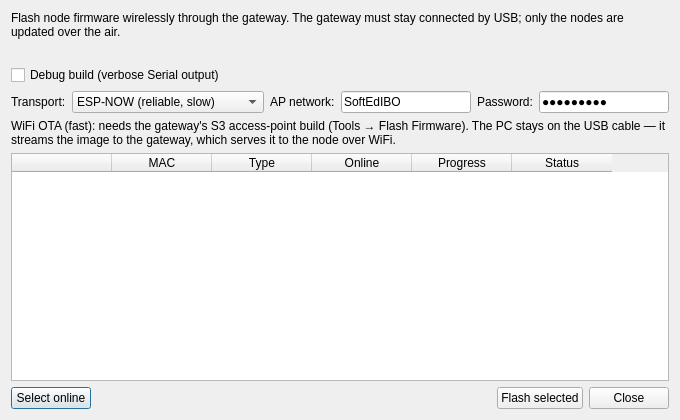
Before: the Qt Designer form src/gui/ui/ota_update_dialog.ui in techandpeople/SoftEdIBO, drawn with Qt 5.
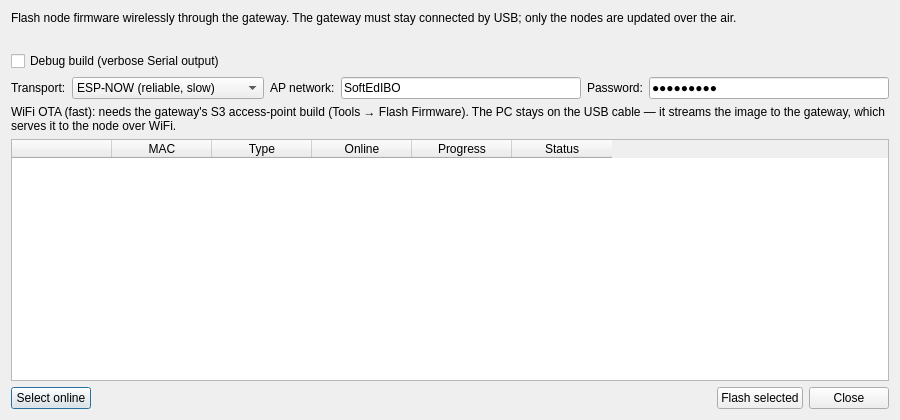
After: the same form once the commit is applied.

Patch:
```diff
--- a/src/gui/ui/ota_update_dialog.ui
+++ b/src/gui/ui/ota_update_dialog.ui
@@ -3,11 +3,11 @@
  <class>OTAUpdateDialog</class>
  <widget class="QDialog" name="OTAUpdateDialog">
   <property name="geometry">
-   <rect><x>0</x><y>0</y><width>680</width><height>420</height></rect>
+   <rect><x>0</x><y>0</y><width>900</width><height>420</height></rect>
   </property>
   <property name="windowTitle"><string>Update Nodes (OTA)</string></property>
   <property name="minimumSize">
-   <size><width>680</width><height>420</height></size>
+   <size><width>900</width><height>420</height></size>
   </property>
   <layout class="QVBoxLayout" name="verticalLayout">
    <item>
```
